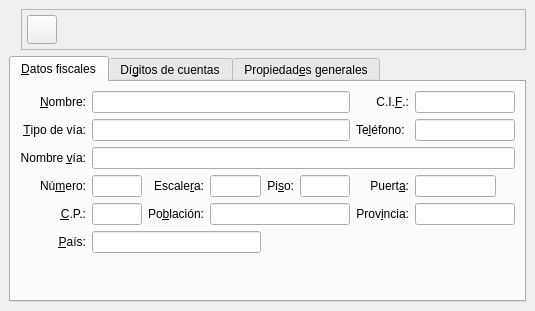
eboladev/Bulmages-1, file bulmages/bulmacont/src/contabilidad/propiedadesempresabase.ui: the form before one commit.
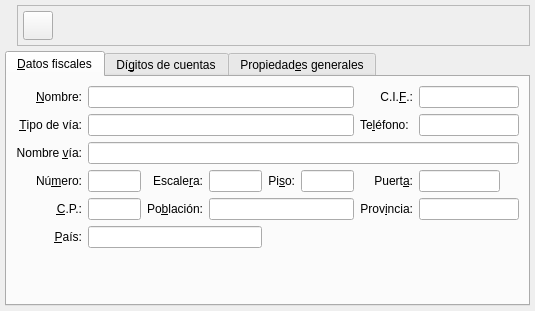
The form after the commit. Icons and pictures are not drawn.

What changed in the file:
```diff
--- a/bulmages/bulmacont/src/contabilidad/propiedadesempresabase.ui
+++ b/bulmages/bulmacont/src/contabilidad/propiedadesempresabase.ui
@@ -20,10 +20,10 @@
   </property>
   <layout class="QVBoxLayout" >
    <property name="margin" >
-    <number>9</number>
+    <number>5</number>
    </property>
    <property name="spacing" >
-    <number>6</number>
+    <number>5</number>
    </property>
    <item>
     <layout class="QHBoxLayout" >
@@ -253,8 +253,8 @@
            <height>0</height>
           </size>
          </property>
-         <property name="text" >
-          <string/>
+         <property name="maxLength" >
+          <number>200</number>
          </property>
         </widget>
        </item>
```
Left out of the diff: 47 changed lines with no effect on the pictures.
